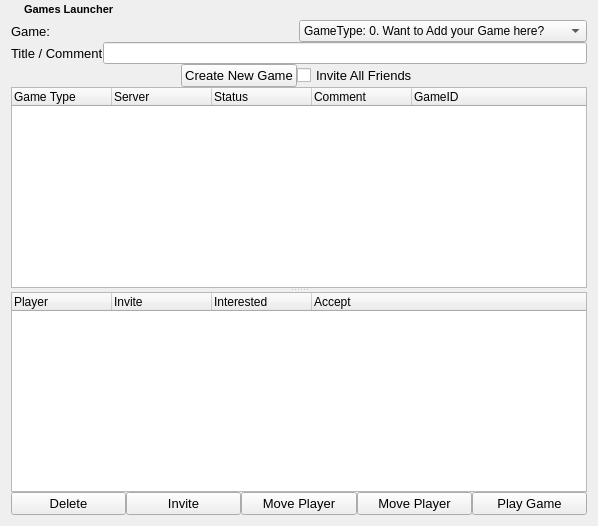
Old version of the form retroshare-gui/src/gui/GamesDialog.ui in the repository RetroShare/RetroShare.
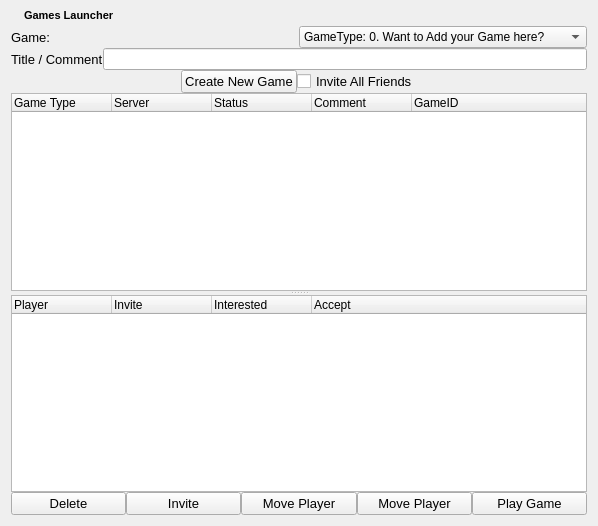
New version of the form. Icons and pictures are not drawn.

What changed in the file:
```diff
--- a/retroshare-gui/src/gui/GamesDialog.ui
+++ b/retroshare-gui/src/gui/GamesDialog.ui
@@ -14,7 +14,7 @@
   </property>
   <layout class="QGridLayout" >
    <property name="topMargin" >
-    <number>0</number>
+    <number>6</number>
    </property>
    <property name="verticalSpacing" >
     <number>0</number>
```
Left out of the diff: 24 changed lines with no effect on the pictures.
